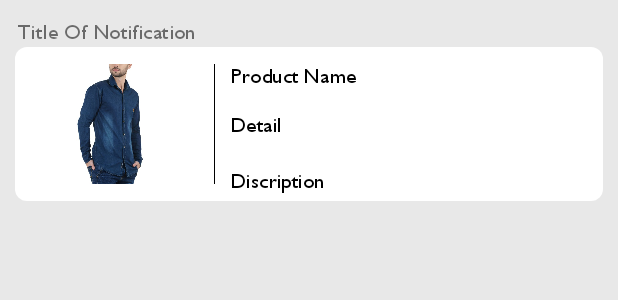
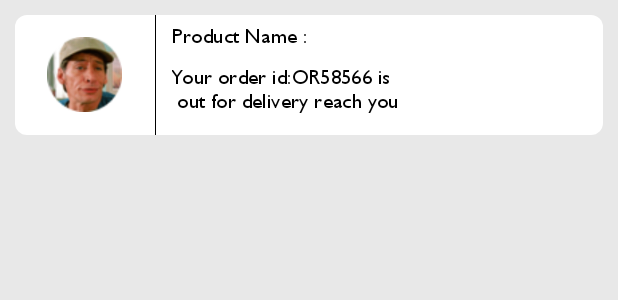
Before and after one commit to akash-advantal/OrderPro, an Android app: the layout notification.xml on its own in the app's theme, with its tools: preview values and no code run, on a phone screen of 412 x 824 dp. Shown: the top 300 px of the screen. Run offline under Robolectric (Android 15) with nearby library versions, the phone set to English and light mode, and no system bars.

Commit message:
new upadate12/9/16 notification

```diff
--- a/app/src/main/res/layout/notification.xml
+++ b/app/src/main/res/layout/notification.xml
@@ -7,17 +7,16 @@
     android:orientation="vertical"
     android:padding="10dp">
 
+    <!--<LinearLayout-->
+    <!--android:layout_width="match_parent"-->
+    <!--android:layout_height="wrap_content">-->
 
-    <LinearLayout
-        android:layout_width="match_parent"
-        android:layout_height="wrap_content">
-
-        <com.orderpro.customer.customfonts.Custom_text
-            android:layout_width="wrap_content"
-            android:layout_height="wrap_content"
-            android:padding="2dp"
-            android:text="Title Of Notification" />
-    </LinearLayout>
+    <!--<com.orderpro.customer.customfonts.Custom_text-->
+    <!--android:layout_width="wrap_content"-->
+    <!--android:layout_height="wrap_content"-->
+    <!--android:padding="2dp"-->
+    <!--android:text="Title Of Notification" />-->
+    <!--</LinearLayout>-->
 
     <LinearLayout
         android:layout_width="match_parent"
@@ -35,13 +34,13 @@
             <ImageView
                 android:id="@+id/item_img_noti"
 
-                android:layout_width="80dp"
-                android:layout_height="80dp"
+                android:layout_width="50dp"
+                android:layout_height="50dp"
                 android:layout_gravity="center"
-                android:background="@drawable/snewone" />
+                android:background="@drawable/chat_circular_img" />
 
         </LinearLayout>
-<!--ayush-->
+
         <View
             android:layout_width="1px"
             android:layout_height="80dp"
@@ -57,36 +56,24 @@
             android:orientation="vertical">
 
             <com.orderpro.customer.customfonts.Custom_text
+                android:id="@+id/item_title"
                 android:layout_width="match_parent"
                 android:layout_height="wrap_content"
-                android:layout_marginTop="5dp"
                 android:padding="5dp"
-                android:id="@+id/merchant_name"
-                android:text="Product Name"
+                android:text="Product Name :"
                 android:textColor="#000"
                 android:textSize="13dp" />
 
             <com.orderpro.customer.customfonts.Custom_text
+                android:id="@+id/item_content"
                 android:layout_width="match_parent"
                 android:layout_height="wrap_content"
-                android:layout_marginTop="5dp"
                 android:padding="5dp"
-                android:id="@+id/item_content"
-
-                android:text="Detail"
+                android:text="Your order id:OR58566 is\n out for delivery reach you"
                 android:textColor="#000"
                 android:textSize="13dp" />
 
-            <com.orderpro.customer.customfonts.Custom_text
-                android:layout_width="match_parent"
-                android:layout_height="wrap_content"
-                android:layout_marginTop="10dp"
-                android:id="@+id/merchant_address"
 
-                android:padding="5dp"
-                android:text="Discription"
-                android:textColor="#000"
-                android:textSize="13dp" />
         </LinearLayout>
     </LinearLayout>
 </LinearLayout>
```
Also changed, not shown: app/src/main/res/drawable/chat_circular_img.png (added).
